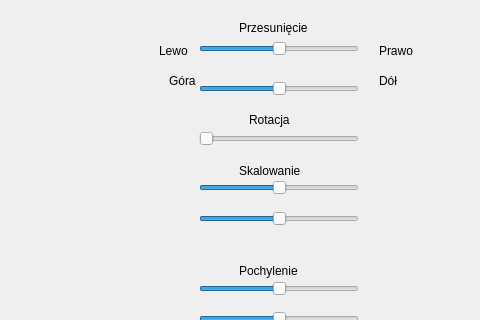
Old version of the form przeksztalcenia2D/mainwindow.ui in the repository olapabian/grafika; both pictures show x 401 to 881 and y 0 to 320 of the 881 by 905 pixel window.
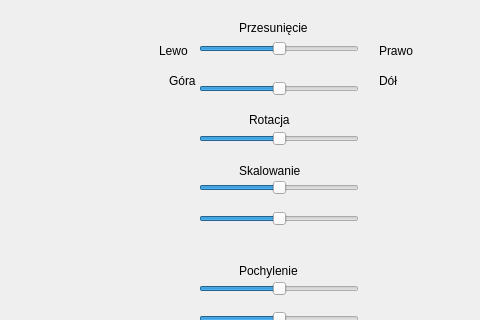
New version of the form.

Commit message: nawet dobrze 2

Patch:
```diff
--- a/przeksztalcenia2D/mainwindow.ui
+++ b/przeksztalcenia2D/mainwindow.ui
@@ -230,6 +230,9 @@
       <height>18</height>
      </rect>
     </property>
+    <property name="minimum">
+     <number>0</number>
+    </property>
     <property name="maximum">
      <number>180</number>
     </property>
@@ -237,14 +240,20 @@
      <number>1</number>
     </property>
     <property name="value">
-     <number>0</number>
+     <number>90</number>
     </property>
     <property name="sliderPosition">
-     <number>0</number>
+     <number>90</number>
     </property>
     <property name="orientation">
      <enum>Qt::Horizontal</enum>
     </property>
+    <property name="tickPosition">
+     <enum>QSlider::NoTicks</enum>
+    </property>
+    <property name="tickInterval">
+     <number>1</number>
+    </property>
    </widget>
    <widget class="QSlider" name="Skalowanie2">
     <property name="geometry">
```
Left out of the diff: 18 changed lines with no effect on the pictures. The commit also changes 2 other files.
